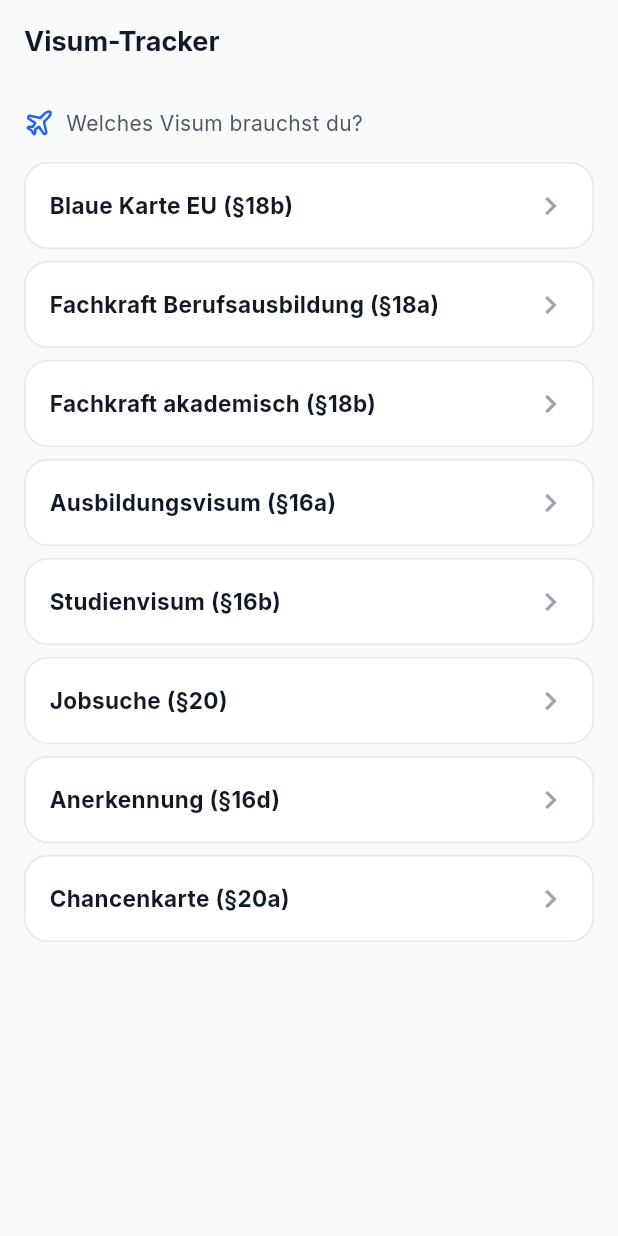
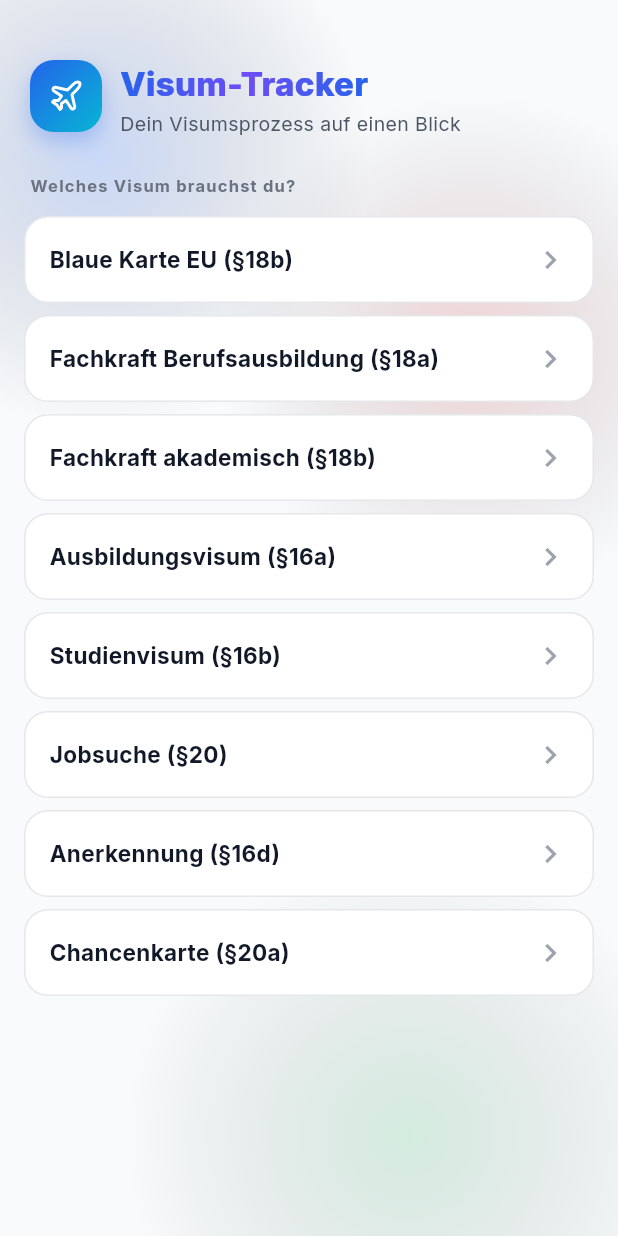
Before and after one commit to tounsii007/bewerbi-tn-suite, a Flutter app: the VisaScreen screen opened by its route, on a phone screen of 412 x 824 dp. Run offline on Flutter 3.47's test engine with Material 3 defaults, Android fonts, the phone set to English and light mode, and no system bars; our stand-ins replace cached_network_image, file_picker, flutter_riverpod, flutter_secure_storage, go_router, google_fonts and 2 more; accounts and stored records are empty.

Commit message:
Iter 138: flutter visa + anerkennung headers
visa_screen.dart:
- Transparent AppBar + extendBodyBehindAppBar
- Body wrapped in AppAuroraBackground (subtle)
- New _buildHeader: gradient icon square (primary→info, 48×48 with
  shadow-glow) + AppGradientText "Visum-Tracker" + body tagline
- All wrapped in AppReveal for fade-in-up

anerkennung_screen.dart:
- Same AppBar + AppAuroraBackground treatment
- Hero row: gradient icon square (success→primary) + AppGradientText
  "Anerkennung" + tagline

flutter analyze clean.

Co-Authored-By: Claude Opus 4.7 <noreply@anthropic.com>

```diff
--- a/flutter/lib/screens/applicant/visa_screen.dart
+++ b/flutter/lib/screens/applicant/visa_screen.dart
@@ -3,6 +3,9 @@ import 'package:google_fonts/google_fonts.dart';
 import 'package:lucide_icons/lucide_icons.dart';
 
 import 'package:bewerbi_tn_flutter/app/theme.dart';
+import 'package:bewerbi_tn_flutter/widgets/app_aurora_background.dart';
+import 'package:bewerbi_tn_flutter/widgets/app_gradient_text.dart';
+import 'package:bewerbi_tn_flutter/widgets/app_reveal.dart';
 
 enum VisaType {
   blueCard('Blaue Karte EU (§18b)'),
@@ -127,30 +130,98 @@ class _VisaScreenState extends State<VisaScreen> {
     final isDark = Theme.of(context).brightness == Brightness.dark;
     return Scaffold(
       appBar: AppBar(
-        title: Text('Visum-Tracker', style: GoogleFonts.inter(fontWeight: FontWeight.w700)),
+        backgroundColor: Colors.transparent,
+        elevation: 0,
       ),
-      body: _case == null ? _buildTypeSelector(isDark) : _buildCase(_case!, isDark),
+      extendBodyBehindAppBar: true,
+      body: AppAuroraBackground(
+        variant: AuroraVariant.subtle,
+        child: _case == null
+            ? _buildTypeSelector(isDark)
+            : _buildCase(_case!, isDark),
+      ),
+    );
+  }
+
+  Widget _buildHeader(bool isDark) {
+    return AppReveal(
+      direction: AppRevealDirection.up,
+      child: Padding(
+        padding: const EdgeInsets.fromLTRB(20, 40, 20, 8),
+        child: Row(
+          crossAxisAlignment: CrossAxisAlignment.start,
+          children: [
+            Container(
+              width: 48,
+              height: 48,
+              decoration: BoxDecoration(
+                gradient: const LinearGradient(
+                  begin: Alignment.topLeft,
+                  end: Alignment.bottomRight,
+                  colors: [AppColors.primary, Color(0xFF06B6D4)],
+                ),
+                borderRadius: BorderRadius.circular(16),
+                boxShadow: [
+                  BoxShadow(
+                    color: AppColors.primary.withValues(alpha: 0.3),
+                    offset: const Offset(0, 6),
+                    blurRadius: 12,
+                  ),
+                ],
+              ),
+              child: const Icon(LucideIcons.plane, size: 24, color: Colors.white),
+            ),
+            const SizedBox(width: 12),
+            Expanded(
+              child: Column(
+                crossAxisAlignment: CrossAxisAlignment.start,
+                children: [
+                  AppGradientText(
+                    'Visum-Tracker',
+                    variant: GradientVariant.brand,
+                    style: GoogleFonts.inter(
+                      fontSize: 22,
+                      fontWeight: FontWeight.w800,
+                    ),
+                  ),
+                  const SizedBox(height: 2),
+                  Text(
+                    'Dein Visumsprozess auf einen Blick',
+                    style: GoogleFonts.inter(
+                      fontSize: 13,
+                      color: isDark ? AppColors.gray400 : AppColors.gray600,
+                    ),
+                  ),
+                ],
+              ),
+            ),
+          ],
+        ),
+      ),
     );
   }
 
   Widget _buildTypeSelector(bool isDark) {
     return ListView(
-      padding: const EdgeInsets.all(AppSpacing.lg),
+      padding: const EdgeInsets.fromLTRB(0, 0, 0, AppSpacing.lg),
       children: [
-        Row(
-          children: [
-            const Icon(LucideIcons.plane, color: AppColors.primary, size: 20),
-            const SizedBox(width: 8),
-            Expanded(
-              child: Text('Welches Visum brauchst du?',
-                  style: GoogleFonts.inter(
-                    fontSize: 14,
-                    color: isDark ? AppColors.gray400 : AppColors.gray600,
-                  )),
+        _buildHeader(isDark),
+        Padding(
+          padding: const EdgeInsets.fromLTRB(20, 16, 20, 0),
+          child: Text(
+            'Welches Visum brauchst du?',
+            style: GoogleFonts.inter(
+              fontSize: 11,
+              fontWeight: FontWeight.w700,
+              letterSpacing: 0.8,
+              color: isDark ? AppColors.gray400 : AppColors.gray500,
             ),
-          ],
+          ),
         ),
-        const SizedBox(height: AppSpacing.lg),
+        const SizedBox(height: AppSpacing.md),
+        Padding(
+          padding: const EdgeInsets.symmetric(horizontal: AppSpacing.lg),
+          child: Column(children: [
         for (final t in VisaType.values) ...[
           Padding(
             padding: const EdgeInsets.only(bottom: AppSpacing.sm),
@@ -181,6 +252,8 @@ class _VisaScreenState extends State<VisaScreen> {
             ),
           ),
         ],
+          ]),
+        ),
       ],
     );
   }
```
Also changed, not shown: flutter/lib/screens/applicant/anerkennung_screen.dart (+73 -5 lines), 1 other file.
